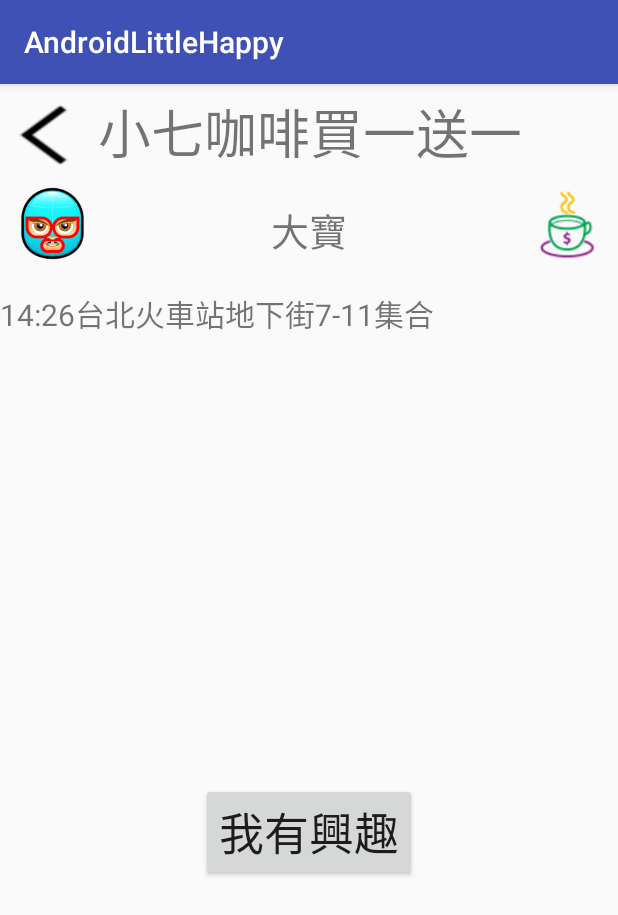
After one commit to rafm0913/III_database, an Android app: the ActivityInfo screen opened directly, with no data from a screen before it, on a phone screen of 412 x 824 dp. The commit adds this screen. Shown: the top 915 px of the screen. Run offline under Robolectric (Android 15) with nearby library versions, the phone set to English and light mode, and no system bars.

Commit message:
新增活動資訊頁面

```diff
--- a/AndroidLittleHappy/app/src/main/AndroidManifest.xml
+++ b/AndroidLittleHappy/app/src/main/AndroidManifest.xml
@@ -2,9 +2,8 @@
 <manifest xmlns:android="http://schemas.android.com/apk/res/android"
     package="tw.kirisolin.androidlittlehappy">
 
-    <uses-permission android:name="android.permission.WRITE_EXTERNAL_STORAGE"/>
+    <uses-permission android:name="android.permission.WRITE_EXTERNAL_STORAGE" />
     <uses-permission android:name="android.permission.ACCESS_FINE_LOCATION" />
-
 
     <application
         android:allowBackup="true"
@@ -28,9 +27,12 @@
                 android:name="com.google.android.geo.API_KEY"
                 android:value="@string/google_maps_key" />
         </activity>
-        <activity android:name=".NewActivity"></activity>
-        <activity android:name=".ActProfile"></activity>
+        <activity android:name=".NewActivity" />
+        <activity android:name=".ActProfile" />
+
         <uses-permission android:name="android.permission.ACCESS_NETWORK_STATE" />
+
+        <activity android:name=".ActivityInfo"></activity>
     </application>
 
 </manifest>
--- a/AndroidLittleHappy/app/src/main/java/tw/kirisolin/androidlittlehappy/ActMain.java
+++ b/AndroidLittleHappy/app/src/main/java/tw/kirisolin/androidlittlehappy/ActMain.java
@@ -37,6 +37,13 @@ public class ActMain extends AppCompatActivity {
             finish();
         }
     };
+    private View.OnClickListener btnActivityInfo_Click = new View.OnClickListener() {
+        @Override
+        public void onClick(View view) {
+            Intent intent = new Intent(ActMain.this,ActivityInfo.class);
+            startActivity(intent);
+        }
+    };
 
     @Override
     protected void onCreate(Bundle savedInstanceState) {
@@ -56,11 +63,14 @@ public class ActMain extends AppCompatActivity {
         btnNewActivity.setOnClickListener(btnNewActivity_Click);
         btnProfile=(Button) findViewById(R.id.btnProfile);
         btnProfile.setOnClickListener(btnProfile_Click);
+        btnActivityInfo=(Button) findViewById(R.id.btnActivityInfo);
+        btnActivityInfo.setOnClickListener(btnActivityInfo_Click);
 
 
     }
     Button btnLogOut;
     Button btnNewActivity;
     Button btnProfile;
+    Button btnActivityInfo;
 
 }
--- /dev/null
+++ b/AndroidLittleHappy/app/src/main/java/tw/kirisolin/androidlittlehappy/ActivityInfo.java
@@ -0,0 +1,32 @@
+package tw.kirisolin.androidlittlehappy;
+
+import android.support.v7.app.AppCompatActivity;
+import android.os.Bundle;
+import android.view.View;
+import android.widget.Button;
+
+public class ActivityInfo extends AppCompatActivity {
+
+    private View.OnClickListener btnBack_Click = new View.OnClickListener() {
+        @Override
+        public void onClick(View view) {
+            finish();
+        }
+    };
+
+    @Override
+    protected void onCreate(Bundle savedInstanceState) {
+        super.onCreate(savedInstanceState);
+        setContentView(R.layout.activityinfo);
+        InitialComponet();
+    }
+
+    private void InitialComponet() {
+
+        btnBack=(Button) findViewById(R.id.btnBack);
+        btnBack.setOnClickListener(btnBack_Click);
+    }
+
+    Button btnBack;
+    Button btnInterest;
+}
--- a/AndroidLittleHappy/app/src/main/res/layout/activity_new.xml
+++ b/AndroidLittleHappy/app/src/main/res/layout/activity_new.xml
@@ -12,11 +12,11 @@
       >
 
     <Button
-        android:layout_width="wrap_content"
+        android:id="@+id/btnBack"
+        android:layout_width="65dp"
         android:layout_height="wrap_content"
         android:background="@drawable/back"
-        android:textSize="20dp"
-        android:id="@+id/btnBack"/>
+        android:textSize="20dp" />
 
     <TextView
         android:layout_width="wrap_content"
@@ -76,7 +76,8 @@
       android:layout_gravity="center"
       android:layout_marginTop="5dp"
       android:numStars="5"
-      android:rating="3" />
+      android:rating="3"
+      />
 
   <TextView
       android:layout_width="wrap_content"
@@ -88,7 +89,8 @@
   <SeekBar
       android:layout_width="match_parent"
       android:layout_height="wrap_content"
-      android:layout_margin="5dp"
+      android:layout_marginLeft="20dp"
+      android:layout_marginRight="20dp"
       android:id="@+id/seekbar"
       android:max="100"
       android:progress="0"
--- /dev/null
+++ b/AndroidLittleHappy/app/src/main/res/layout/activityinfo.xml
@@ -0,0 +1,84 @@
+<?xml version="1.0" encoding="utf-8"?>
+<LinearLayout xmlns:android="http://schemas.android.com/apk/res/android"
+    android:orientation="vertical"
+    android:layout_width="match_parent"
+    android:layout_height="match_parent"
+    android:weightSum="1">
+
+
+    <LinearLayout
+        android:layout_width="match_parent"
+        android:layout_height="wrap_content"
+        android:orientation="horizontal"
+        >
+    <Button
+        android:layout_width="65dp"
+        android:layout_height="wrap_content"
+        android:background="@drawable/back"
+        android:textSize="20dp"
+        android:id="@+id/btnBack"/>
+    <TextView
+        android:layout_width="wrap_content"
+        android:layout_height="wrap_content"
+        android:textSize="35dp"
+        android:layout_weight="1"
+        android:layout_marginTop="5dp"
+        android:text="小七咖啡買一送一"
+        android:id="@+id/lblCreateActivity"/>
+
+    </LinearLayout>
+
+    <LinearLayout
+        android:layout_width="match_parent"
+        android:layout_height="wrap_content"
+        android:orientation="horizontal"
+        android:layout_marginTop="10dp"
+        >
+        <ImageView
+            android:layout_width="50dp"
+            android:layout_height="50dp"
+            android:background="@drawable/member_icon"
+            android:layout_marginLeft="10dp"
+            android:id="@+id/imgMember"/>
+        <TextView
+            android:layout_width="wrap_content"
+            android:layout_height="wrap_content"
+            android:textSize="25dp"
+            android:layout_weight="1"
+            android:paddingTop="10dp"
+            android:textAlignment="center"
+            android:text="大寶"
+            android:id="@+id/lblMemberName"/>
+
+        <ImageView
+            android:layout_width="50dp"
+            android:layout_height="50dp"
+            android:background="@drawable/coffee"
+            android:layout_marginRight="10dp"
+            android:id="@+id/imgType"/>
+
+    </LinearLayout>
+
+    <TextView
+        android:layout_width="match_parent"
+        android:layout_height="119dp"
+        android:gravity="top"
+        android:paddingTop="20dp"
+        android:text="14:26台北火車站地下街7-11集合"
+        android:textSize="20dp"
+        android:id="@+id/lblContent"
+        android:layout_weight="0.47" />
+
+    <Button
+        android:id="@+id/btnInterest"
+        android:layout_width="wrap_content"
+        android:layout_height="wrap_content"
+        android:layout_gravity="center_horizontal"
+        android:layout_marginTop="20dp"
+        android:text="我有興趣"
+        android:textSize="30dp" />
+
+
+
+
+</LinearLayout>
--- a/AndroidLittleHappy/app/src/main/res/layout/actmain.xml
+++ b/AndroidLittleHappy/app/src/main/res/layout/actmain.xml
@@ -17,7 +17,15 @@
         android:text="發起活動"
         android:textSize="30dp"
         android:id="@+id/btnNewActivity"
-        />    <Button
+        />
+    <Button
+        android:layout_width="wrap_content"
+        android:layout_height="wrap_content"
+        android:text="活動資訊"
+        android:textSize="30dp"
+        android:id="@+id/btnActivityInfo"
+        />
+    <Button
     android:layout_width="wrap_content"
     android:layout_height="wrap_content"
     android:text="個人資訊"
```
Also changed, not shown: AndroidLittleHappy/app/src/main/res/drawable/book.png (added), AndroidLittleHappy/app/src/main/res/drawable/coffee.png (added), AndroidLittleHappy/app/src/main/res/drawable/member_icon.png (added), AndroidLittleHappy/app/src/main/res/values/strings.xml (line endings or trailing spaces).
